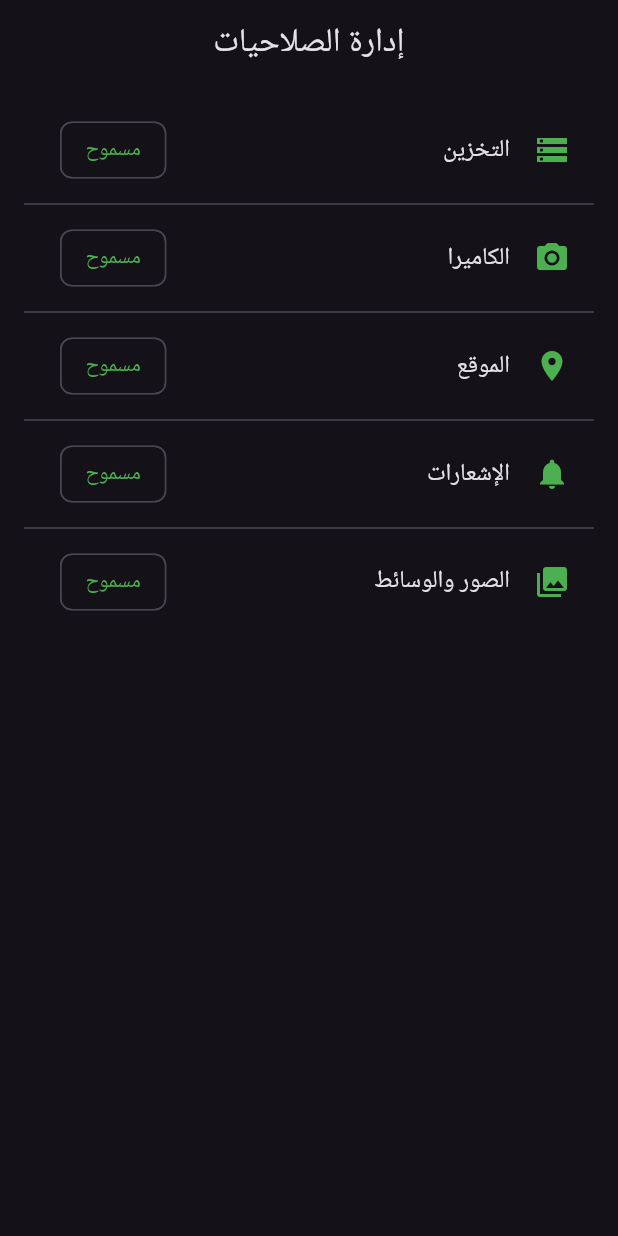
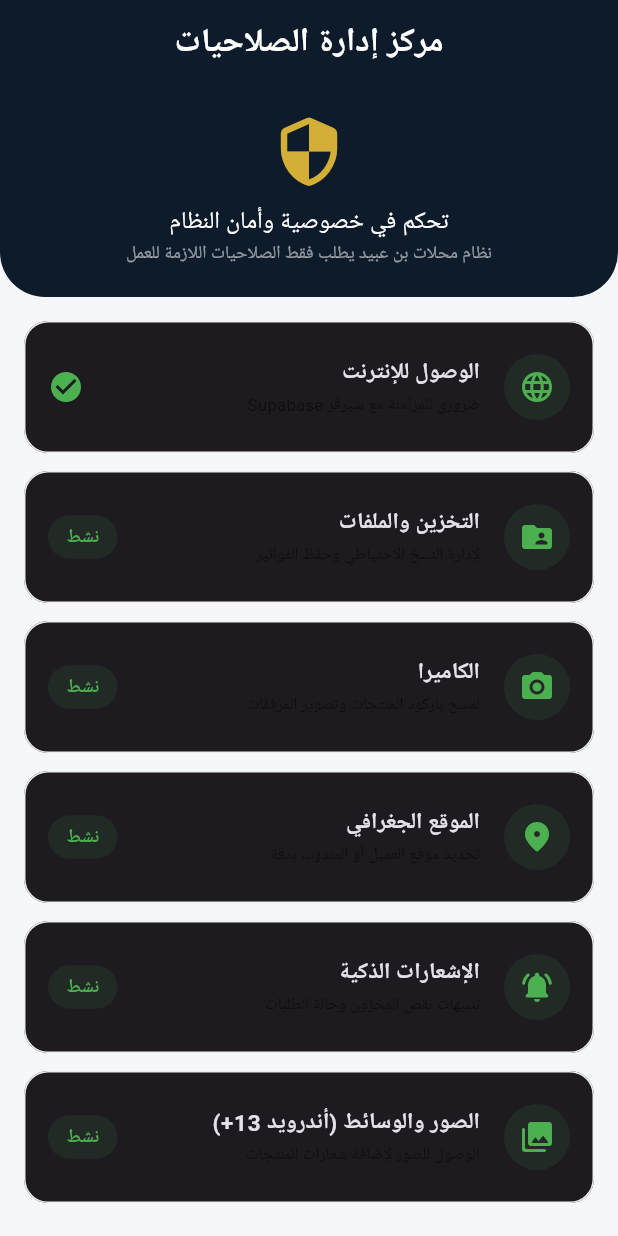
Before and after one commit to Mahmoodobaid/bin_obaid_mobile, a Flutter app: the PermissionsManagerScreen screen opened by its route, on a phone screen of 412 x 824 dp. Run offline on Flutter 3.47's test engine with Material 3 defaults, Android fonts, the phone set to English and light mode, and no system bars; our stand-ins replace cached_network_image, connectivity_plus, device_info_plus, dio, flutter_riverpod, go_router and 9 more; accounts and stored records are empty; statements that could not run were skipped.

Commit message:
Update permissions_manager_screen.dart

```diff
--- a/lib/features/permissions/presentation/screens/permissions_manager_screen.dart
+++ b/lib/features/permissions/presentation/screens/permissions_manager_screen.dart
@@ -4,39 +4,114 @@ import 'package:permission_handler/permission_handler.dart';
 
 class PermissionsManagerScreen extends ConsumerStatefulWidget {
   const PermissionsManagerScreen({super.key});
+
   @override
   ConsumerState<PermissionsManagerScreen> createState() => _PermissionsManagerScreenState();
 }
 
-class _PermissionsManagerScreenState extends ConsumerState<PermissionsManagerScreen> {
-  final List<Map<String, dynamic>> _permissions = [
-    {'name': 'التخزين', 'icon': Icons.storage, 'permission': Permission.storage},
-    {'name': 'الكاميرا', 'icon': Icons.camera_alt, 'permission': Permission.camera},
-    {'name': 'الموقع', 'icon': Icons.location_on, 'permission': Permission.location},
-    {'name': 'الإشعارات', 'icon': Icons.notifications, 'permission': Permission.notification},
-    {'name': 'الصور والوسائط', 'icon': Icons.photo_library, 'permission': Permission.photos},
+class _PermissionsManagerScreenState extends ConsumerState<PermissionsManagerScreen> with WidgetsBindingObserver {
+  // تعريف الصلاحيات بشكل شامل ودقيق يتوافق مع المانيفست الجديد
+  final List<Map<String, dynamic>> _permissionsList = [
+    {
+      'title': 'الوصول للإنترنت',
+      'subtitle': 'ضروري للمزامنة مع سيرفر Supabase',
+      'icon': Icons.language,
+      'permission': Permission.ignore, // الإنترنت يُمنح تلقائياً من المانيفست
+      'isAutomatic': true,
+    },
+    {
+      'title': 'التخزين والملفات',
+      'subtitle': 'لإدارة النسخ الاحتياطي وحفظ الفواتير',
+      'icon': Icons.folder_shared,
+      'permission': Permission.storage,
+    },
+    {
+      'title': 'الكاميرا',
+      'subtitle': 'لمسح باركود المنتجات وتصوير المرفقات',
+      'icon': Icons.camera_alt_rounded,
+      'permission': Permission.camera,
+    },
+    {
+      'title': 'الموقع الجغرافي',
+      'subtitle': 'تحديد موقع العميل أو المندوب بدقة',
+      'icon': Icons.location_on_rounded,
+      'permission': Permission.location,
+    },
+    {
+      'title': 'الإشعارات الذكية',
+      'subtitle': 'تنبيهات نقص المخزون وحالة الطلبات',
+      'icon': Icons.notifications_active_rounded,
+      'permission': Permission.notification,
+    },
+    {
+      'title': 'الصور والوسائط (أندرويد 13+)',
+      'subtitle': 'الوصول للصور لإضافة شعارات المنتجات',
+      'icon': Icons.photo_library_rounded,
+      'permission': Permission.photos,
+    },
   ];
 
-  Map<Permission, bool> _status = {};
+  Map<Permission, PermissionStatus> _statuses = {};
 
   @override
   void initState() {
     super.initState();
-    _checkAll();
+    WidgetsBinding.instance.addObserver(this); // لمراقبة عودة المستخدم من إعدادات النظام
+    _refreshPermissions();
   }
 
-  Future<void> _checkAll() async {
-    final newStatus = <Permission, bool>{};
-    for (var p in _permissions) {
-      final perm = p['permission'] as Permission;
-      newStatus[perm] = await perm.isGranted;
-    }
-    setState(() => _status = newStatus);
+  @override
+  void dispose() {
+    WidgetsBinding.instance.removeObserver(this);
+    super.dispose();
   }
 
-  Future<void> _request(Permission perm) async {
-    final result = await perm.request();
-    setState(() => _status[perm] = result.isGranted);
+  @override
+  void didChangeAppLifecycleState(AppLifecycleState state) {
+    if (state == AppLifecycleState.resumed) {
+      _refreshPermissions(); // تحديث الحالة فور عودة المستخدم للتطبيق
+    }
+  }
+
+  Future<void> _refreshPermissions() async {
+    final Map<Permission, PermissionStatus> updatedStatuses = {};
+    for (var item in _permissionsList) {
+      if (item['permission'] is Permission && item['isAutomatic'] != true) {
+        final perm = item['permission'] as Permission;
+        updatedStatuses[perm] = await perm.status;
+      }
+    }
+    if (mounted) setState(() => _statuses = updatedStatuses);
+  }
+
+  Future<void> _handlePermission(Permission perm) async {
+    final status = await perm.request();
+
+    if (status.isPermanentlyDenied) {
+      _showSettingsDialog(); // إذا رفض المستخدم نهائياً، نوجهه للإعدادات
+    }
+
+    _refreshPermissions();
+  }
+
+  void _showSettingsDialog() {
+    showDialog(
+      context: context,
+      builder: (ctx) => AlertDialog(
+        title: const Text('تفعيل الصلاحية يدوياً'),
+        content: const Text('يبدو أنك رفضت الصلاحية بشكل دائم. يجب تفعيلها من إعدادات النظام لتتمكن من استخدام هذه الميزة.'),
+        actions: [
+          TextButton(onPressed: () => Navigator.pop(ctx), child: const Text('إلغاء')),
+          ElevatedButton(
+            onPressed: () {
+              openAppSettings();
+              Navigator.pop(ctx);
+            },
+            child: const Text('فتح الإعدادات'),
+          ),
+        ],
+      ),
+    );
   }
 
   @override
@@ -44,25 +119,113 @@ class _PermissionsManagerScreenState extends ConsumerState<PermissionsManagerScr
     return Directionality(
       textDirection: TextDirection.rtl,
       child: Scaffold(
-        appBar: AppBar(title: const Text('إدارة الصلاحيات'), centerTitle: true),
-        body: ListView.separated(
-          padding: const EdgeInsets.all(16),
-          itemCount: _permissions.length,
-          separatorBuilder: (_, __) => const Divider(),
-          itemBuilder: (ctx, i) {
-            final item = _permissions[i];
-            final perm = item['permission'] as Permission;
-            final isGranted = _status[perm] ?? false;
-            return ListTile(
-              leading: Icon(item['icon'], color: isGranted ? Colors.green : Colors.grey),
-              title: Text(item['name']),
-              trailing: isGranted
-                  ? const Chip(label: Text('مسموح', style: TextStyle(color: Colors.green)))
-                  : ElevatedButton(onPressed: () => _request(perm), child: const Text('منح الصلاحية')),
-            );
-          },
+        backgroundColor: const Color(0xFFF5F7F9),
+        appBar: AppBar(
+          title: const Text('مركز إدارة الصلاحيات', style: TextStyle(fontWeight: FontWeight.bold)),
+          centerTitle: true,
+          backgroundColor: const Color(0xFF0D1B2A),
+          foregroundColor: Colors.white,
+          elevation: 0,
+        ),
+        body: Column(
+          children: [
+            _buildHeaderInfo(),
+            Expanded(
+              child: ListView.builder(
+                padding: const EdgeInsets.all(16),
+                itemCount: _permissionsList.length,
+                itemBuilder: (ctx, i) => _buildPermissionCard(_permissionsList[i]),
+              ),
+            ),
+          ],
         ),
       ),
     );
   }
+
+  Widget _buildHeaderInfo() {
+    return Container(
+      width: double.infinity,
+      padding: const EdgeInsets.all(20),
+      decoration: const BoxDecoration(
+        color: Color(0xFF0D1B2A),
+        borderRadius: BorderRadius.only(bottomLeft: Radius.circular(30), bottomRight: Radius.circular(30)),
+      ),
+      child: const Column(
+        children: [
+          Icon(Icons.security_rounded, color: Color(0xFFD4AF37), size: 50),
+          SizedBox(height: 10),
+          Text(
+            'تحكم في خصوصية وأمان النظام',
+            style: TextStyle(color: Colors.white, fontSize: 16, fontWeight: FontWeight.w500),
+          ),
+          Text(
+            'نظام محلات بن عبيد يطلب فقط الصلاحيات اللازمة للعمل',
+            style: TextStyle(color: Colors.white54, fontSize: 12),
+          ),
+        ],
+      ),
+    );
+  }
+
+  Widget _buildPermissionCard(Map<String, dynamic> item) {
+    final bool isAuto = item['isAutomatic'] ?? false;
+    final Permission? perm = isAuto ? null : item['permission'] as Permission;
+    final status = isAuto ? PermissionStatus.granted : (_statuses[perm] ?? PermissionStatus.denied);
+
+    Color statusColor;
+    String statusText;
+
+    if (status.isGranted) {
+      statusColor = Colors.green;
+      statusText = 'مسموح';
+    } else if (status.isLimited) {
+      statusColor = Colors.orange;
+      statusText = 'محدود';
+    } else {
+      statusColor = Colors.grey;
+      statusText = 'غير مسموح';
+    }
+
+    return Card(
+      elevation: 0,
+      margin: const EdgeInsets.only(bottom: 12),
+      shape: RoundedRectangleBorder(borderRadius: BorderRadius.circular(16), side: BorderSide(color: Colors.grey.shade200)),
+      child: ListTile(
+        contentPadding: const EdgeInsets.symmetric(horizontal: 16, vertical: 8),
+        leading: Container(
+          padding: const EdgeInsets.all(10),
+          decoration: BoxDecoration(color: statusColor.withOpacity(0.1), shape: BoxShape.circle),
+          child: Icon(item['icon'], color: statusColor),
+        ),
+        title: Text(item['title'], style: const TextStyle(fontWeight: FontWeight.bold, fontSize: 15)),
+        subtitle: Text(item['subtitle'], style: const TextStyle(fontSize: 11, color: Colors.black54)),
+        trailing: isAuto
+          ? const Icon(Icons.check_circle, color: Colors.green)
+          : _buildActionButton(status, perm!),
+      ),
+    );
+  }
+
+  Widget _buildActionButton(PermissionStatus status, Permission perm) {
+    if (status.isGranted) {
+      return Container(
+        padding: const EdgeInsets.symmetric(horizontal: 12, vertical: 6),
+        decoration: BoxDecoration(color: Colors.green.withOpacity(0.1), borderRadius: BorderRadius.circular(20)),
+        child: const Text('نشط', style: TextStyle(color: Colors.green, fontWeight: FontWeight.bold, fontSize: 12)),
+      );
+    }
+
+    return ElevatedButton(
+      onPressed: () => _handlePermission(perm),
+      style: ElevatedButton.styleFrom(
+        backgroundColor: const Color(0xFF1B263B),
+        foregroundColor: Colors.white,
+        shape: RoundedRectangleBorder(borderRadius: BorderRadius.circular(20)),
+        elevation: 0,
+        padding: const EdgeInsets.symmetric(horizontal: 16),
+      ),
+      child: const Text('تفعيل', style: TextStyle(fontSize: 12)),
+    );
+  }
 }
```
